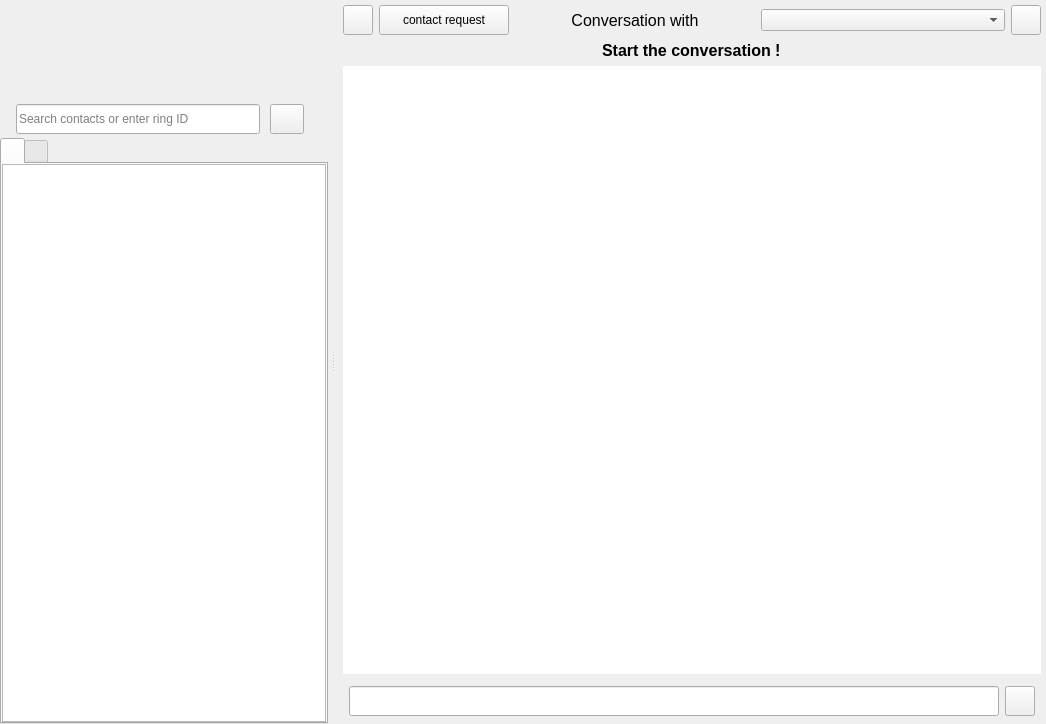
The window that callwidget.ui (savoirfairelinux/jami-client-windows) describes before a commit, drawn with Qt 5.
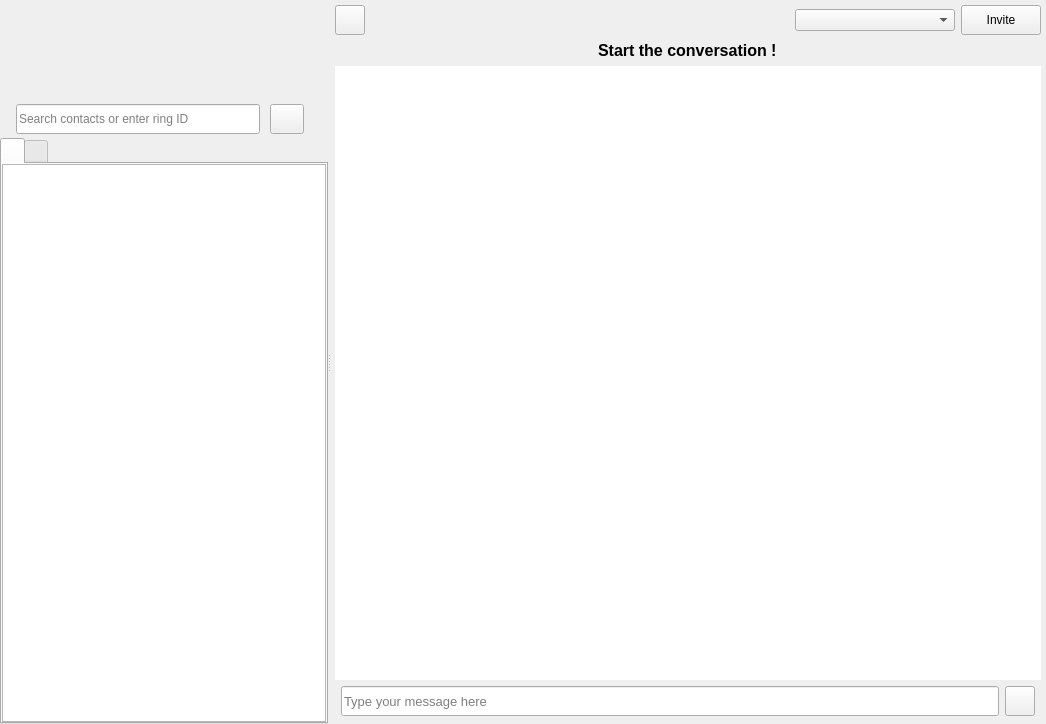
The same window after the commit. The open tabs and pages were chosen to show the change. Icons and pictures are not drawn. Custom widgets are drawn as their Qt base class.

Commit message:
change instant messaging UI
changing the interface to provide a clearer view
and convert the remaining unecessary hashes to
registered name when available.

Patch:
```diff
--- a/callwidget.ui
+++ b/callwidget.ui
@@ -77,7 +77,7 @@
         <enum>Qt::Horizontal</enum>
        </property>
        <property name="handleWidth">
-        <number>10</number>
+        <number>2</number>
        </property>
        <property name="childrenCollapsible">
         <bool>true</bool>
@@ -1046,28 +1046,6 @@
                     </property>
                    </widget>
                   </item>
-                  <item>
-                   <widget class="QPushButton" name="sendContactRequestPageButton">
-                    <property name="sizePolicy">
-                     <sizepolicy hsizetype="Minimum" vsizetype="Fixed">
-                      <horstretch>0</horstretch>
-                      <verstretch>0</verstretch>
-                     </sizepolicy>
-                    </property>
-                    <property name="minimumSize">
-                     <size>
-                      <width>130</width>
-                      <height>30</height>
-                     </size>
-                    </property>
-                    <property name="styleSheet">
-                     <string notr="true"/>
-                    </property>
-                    <property name="text">
-                     <string>contact request</string>
-                    </property>
-                   </widget>
-                  </item>
                   <item>
                    <spacer name="horizontalSpacer_7">
                     <property name="orientation">
@@ -1083,6 +1061,12 @@
                   </item>
                   <item>
                    <widget class="QLabel" name="imNameLabel">
+                    <property name="minimumSize">
+                     <size>
+                      <width>10</width>
+                      <height>0</height>
+                     </size>
+                    </property>
                     <property name="font">
                      <font>
                       <pointsize>12</pointsize>
@@ -1091,7 +1075,7 @@
                      </font>
                     </property>
                     <property name="text">
-                     <string>Conversation with</string>
+                     <string/>
                     </property>
                     <property name="alignment">
                      <set>Qt::AlignCenter</set>
@@ -1118,44 +1102,31 @@
                    <widget class="QComboBox" name="contactMethodComboBox">
                     <property name="minimumSize">
                      <size>
-                      <width>244</width>
+                      <width>160</width>
                       <height>0</height>
                      </size>
                     </property>
                    </widget>
                   </item>
                   <item>
-                   <widget class="QPushButton" name="copyCMButton">
+                   <widget class="QPushButton" name="sendContactRequestPageButton">
                     <property name="sizePolicy">
-                     <sizepolicy hsizetype="Fixed" vsizetype="Fixed">
+                     <sizepolicy hsizetype="Minimum" vsizetype="Fixed">
                       <horstretch>0</horstretch>
                       <verstretch>0</verstretch>
                      </sizepolicy>
                     </property>
                     <property name="minimumSize">
                      <size>
-                      <width>30</width>
+                      <width>50</width>
                       <height>30</height>
                      </size>
                     </property>
-                    <property name="maximumSize">
-                     <size>
-                      <width>30</width>
-                      <height>30</height>
-                     </size>
+                    <property name="styleSheet">
+                     <string notr="true"/>
                     </property>
                     <property name="text">
-                     <string/>
-                    </property>
-                    <property name="icon">
-                     <iconset resource="ressources.qrc">
-                      <normaloff>:/images/icons/ic_content_copy_white_24dp.png</normaloff>:/images/icons/ic_content_copy_white_24dp.png</iconset>
-                    </property>
-                    <property name="iconSize">
-                     <size>
-                      <width>18</width>
-                      <height>18</height>
-                     </size>
+                     <string>Invite</string>
                     </property>
                    </widget>
                   </item>
@@ -1223,7 +1194,7 @@
                    <number>6</number>
                   </property>
                   <property name="topMargin">
-                   <number>6</number>
+                   <number>0</number>
                   </property>
                   <property name="rightMargin">
                    <number>6</number>
@@ -1244,6 +1215,12 @@
                       <pointsize>10</pointsize>
                      </font>
                     </property>
+                    <property name="inputMask">
+                     <string/>
+                    </property>
+                    <property name="placeholderText">
+                     <string>Type your message here</string>
+                    </property>
                    </widget>
                   </item>
                   <item>
```
The commit also changes 3 other files.
